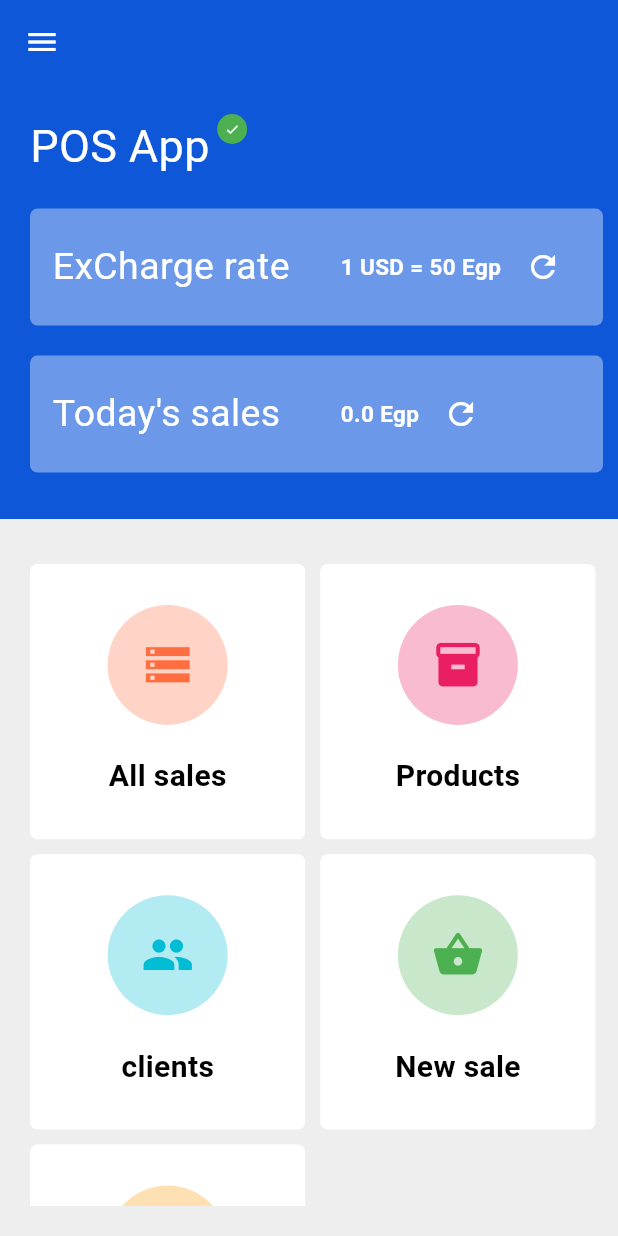
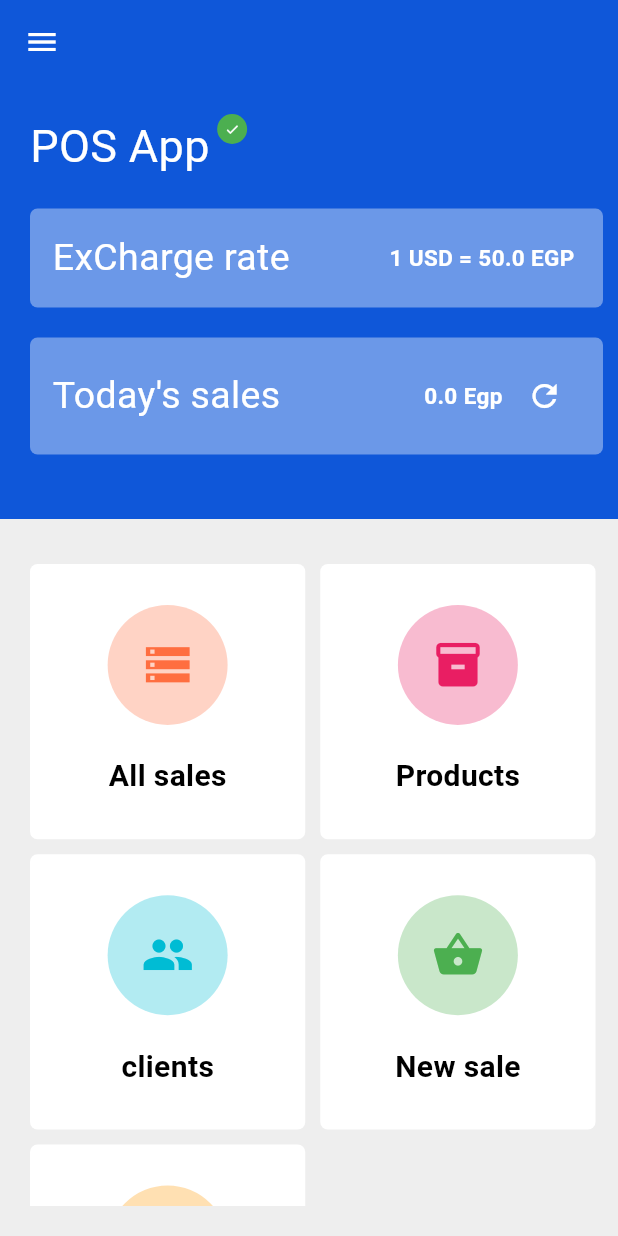
Before and after one commit to HindAlaa26/Point-Of-Sale-App, a Flutter app: the screen it shows after launch, in the side drawer, after a tap on the "refresh" icon, on a phone screen of 412 x 824 dp. Run offline on Flutter 3.47's test engine with Material 3 defaults, Android fonts, the phone set to English and light mode, and no system bars; our stand-ins replace data_table_2, get_it, sqflite; accounts and stored records are empty.

Commit message:
ExChargeRate updated

```diff
--- a/lib/helpers/sql_helper.dart
+++ b/lib/helpers/sql_helper.dart
@@ -58,6 +58,13 @@ class SqlHelper {
       foreign key(productId) references products(id)
       ON Delete restrict
       )""");
+      batch.execute("""
+      Create table If not exists exChargeRate(
+      id integer primary key,
+      currencyFrom TEXT,
+      currencyTo TEXT,
+      rate REAL
+      )""");
       var result = await batch.commit();
       print("table created");
       print("table created Result : $result");
@@ -99,4 +106,32 @@ class SqlHelper {
       return 0.0;
     }
   }
+
+  Future<double> getExchangeRate(String from, String to) async {
+    try {
+      final result = await database?.query(
+        'exChargeRate',
+        where: 'currencyFrom = ? AND currencyTo = ?',
+        whereArgs: [from, to],
+      );
+      if (result != null && result.isNotEmpty) {
+        return result.first['rate'] as double;
+      } else {
+        return 1.0; // Default to 1.0 if no rate is found
+      }
+    } catch (e) {
+      print('Error fetching exchange rate: $e');
+      return 1.0; // Default to 1.0 in case of error
+    }
+  }
+
+  // Insert static data into exchangeRates table
+  Future<void> insertInitialData() async {
+    final db = database;
+    await db?.insert('exChargeRate', {
+      'currencyFrom': 'USD',
+      'currencyTo': 'EGP',
+      'rate': 50.0,
+    });
+  }
 }
--- a/lib/screens/home_screen.dart
+++ b/lib/screens/home_screen.dart
@@ -17,11 +17,14 @@ class _HomePageState extends State<HomePage> {
   void initState() {
     init();
     fetchData();
+
     super.initState();
   }
 
   void init() async {
     result = await GetIt.I.get<SqlHelper>().createTable();
+    await GetIt.I.get<SqlHelper>().insertInitialData();
+    await fetchExChargeRateData();
     setState(() {
       isLoading = false;
     });
@@ -30,6 +33,12 @@ class _HomePageState extends State<HomePage> {
   double todaySales = 0.0;
   Future<void> fetchData() async {
     todaySales = await GetIt.I.get<SqlHelper>().getTodaySales();
+    setState(() {});
+  }
+
+  double exchangeRate = 0.0;
+  Future<void> fetchExChargeRateData() async {
+    exchangeRate = await GetIt.I.get<SqlHelper>().getExchangeRate('USD', 'EGP');
     setState(() {});
   }
 
@@ -119,13 +128,16 @@ class _HomePageState extends State<HomePage> {
                           ),
                   ],
                 ),
-                homeHeader(text1: "ExCharge rate", text2: "1 USD = 50 Egp "),
+                homeHeader(
+                  text1: "ExCharge rate",
+                  text2: "1 USD = $exchangeRate EGP ",
+                ),
                 homeHeader(
                     text1: "Today's sales ",
                     text2: "$todaySales Egp ",
+                    needFunction: true,
                     onPressed: () {
                       fetchData();
-                      setState(() {});
                     }),
               ],
             ),
--- a/lib/shared_component/home_header_widgets.dart
+++ b/lib/shared_component/home_header_widgets.dart
@@ -5,37 +5,37 @@ Widget homeHeader({
   required String text1,
   required String text2,
   void Function()? onPressed,
+  bool? needFunction,
 }) {
   return Container(
     margin: const EdgeInsets.only(right: 10, top: 10, bottom: 10),
     padding: const EdgeInsets.all(15),
+    width: double.infinity,
     decoration: BoxDecoration(
       borderRadius: BorderRadius.circular(5),
       color: Colors.white38,
     ),
     child: Row(
       children: [
-        Expanded(
-            flex: 5,
-            child: textInApp(text: text1, color: Colors.white, fontSize: 25)),
+        textInApp(text: text1, color: Colors.white, fontSize: 25),
         const Spacer(),
-        Expanded(
-            flex: 5,
-            child: Row(
+        Row(
           children: [
             textInApp(
                 text: text2,
                 color: Colors.white,
                 fontSize: 15,
                 fontWeight: FontWeight.bold),
-                IconButton(
+            needFunction == true
+                ? IconButton(
                     onPressed: onPressed,
                     icon: const Icon(
                       Icons.refresh,
                       color: Colors.white,
                     ))
+                : const SizedBox(),
           ],
-            )),
+        ),
       ],
     ),
   );
```
Lines whose indentation alone changed are shown as unchanged.
